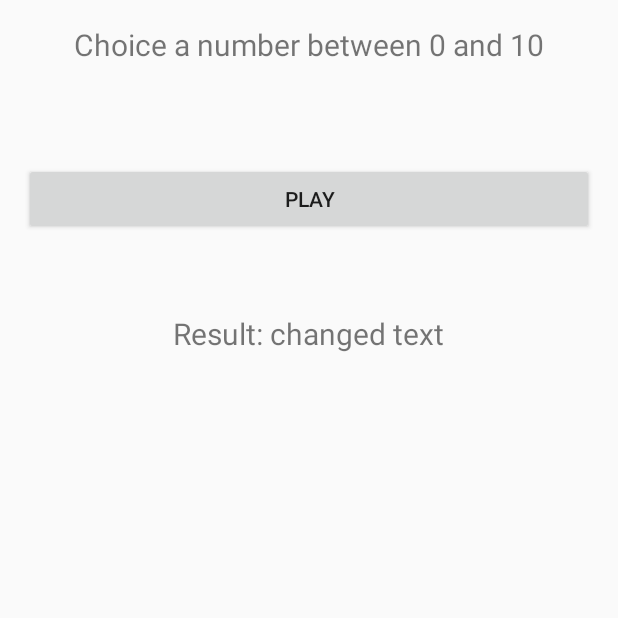
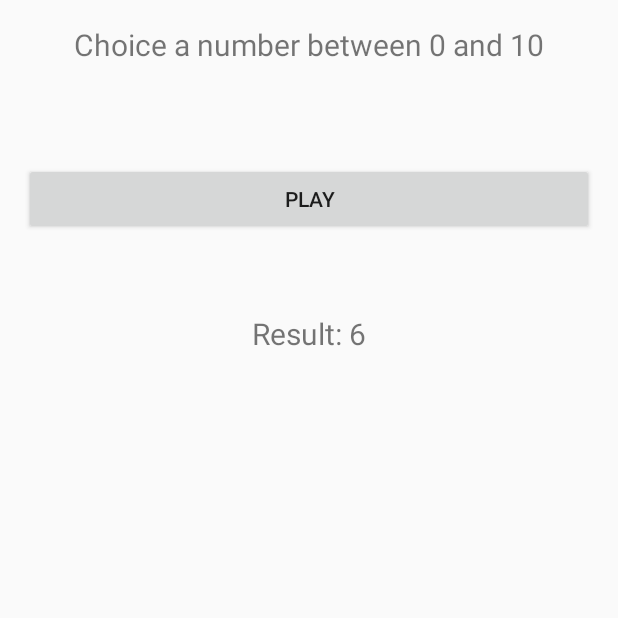
Before and after one commit to TomazMartins/udemy-android-course, an Android app: the screen it shows after launch (MainActivity), after a tap on "PLAY", on a phone screen of 412 x 824 dp, the top half of it. Run offline under Robolectric (Android 15) with nearby library versions, the light colour scheme and no system bars.

Commit message:
Ending App1
Signed-off-by: TomazMartins <tomaz.r.martins@gmail.com>

```diff
--- a/App1/app/src/main/java/edu/udemy/android/guess/MainActivity.java
+++ b/App1/app/src/main/java/edu/udemy/android/guess/MainActivity.java
@@ -6,6 +6,8 @@ import android.os.Bundle;
 import android.view.View;
 import android.widget.Button;
 import android.widget.TextView;
+
+import java.util.Random;
 
 public class MainActivity extends Activity {
 
@@ -21,10 +23,13 @@ public class MainActivity extends Activity {
         txv_result = (TextView) findViewById( R.id.txv_result );
 
         btn_play.setOnClickListener( new View.OnClickListener() {
+            Random random = new Random();
 
             @Override
             public void onClick( View v ) {
-                txv_result.setText( "Result: changed text" );
+                int randomNumber = random.nextInt(10);
+
+                txv_result.setText( "Result: " + randomNumber );
             }
         });
     }
```
